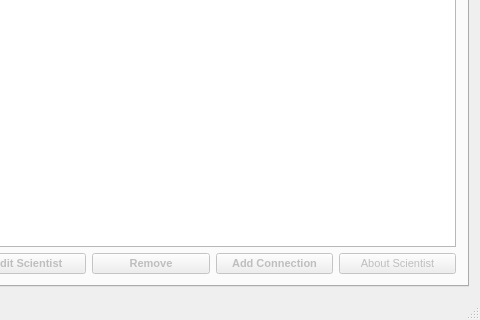
The window that Vika3nytt/mainwindow.ui (sabbisun/Vika3nytt) describes before a commit, drawn with Qt 5; both pictures show x 178 to 658 and y 248 to 568 of the 658 by 568 pixel window.
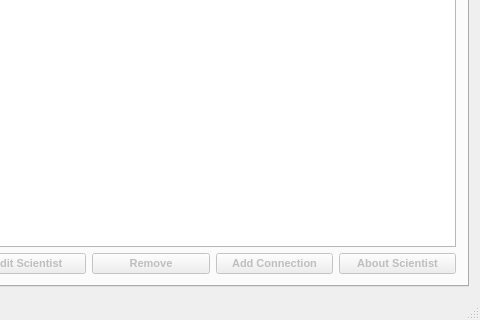
The same window after the commit. The open tabs and pages were chosen to show the change.

The edit to the form file:
```diff
--- a/Vika3nytt/mainwindow.ui
+++ b/Vika3nytt/mainwindow.ui
@@ -219,6 +219,12 @@
               <property name="enabled">
                <bool>false</bool>
               </property>
+              <property name="font">
+               <font>
+                <weight>75</weight>
+                <bold>true</bold>
+               </font>
+              </property>
               <property name="text">
                <string>About Scientist</string>
               </property>
```
Left out of the diff: 5 changed lines with no effect on the pictures.
